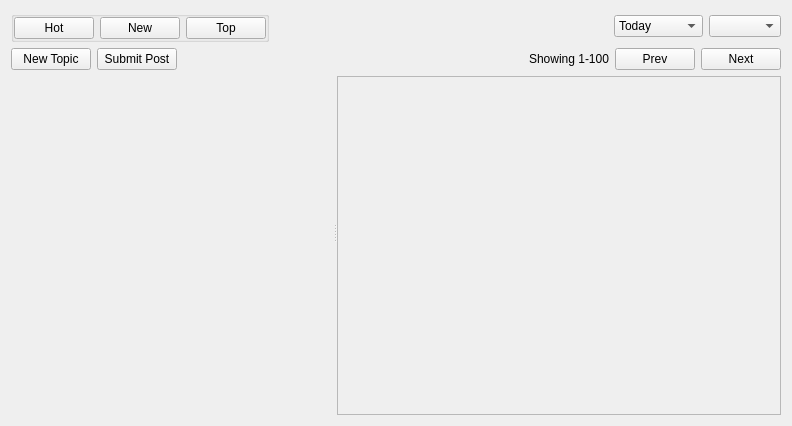
This is retroshare-gui/src/gui/Posted/PostedListDialog.ui in RetroShare/RetroShare as Qt 5 draws it before an edit. The edited form follows.
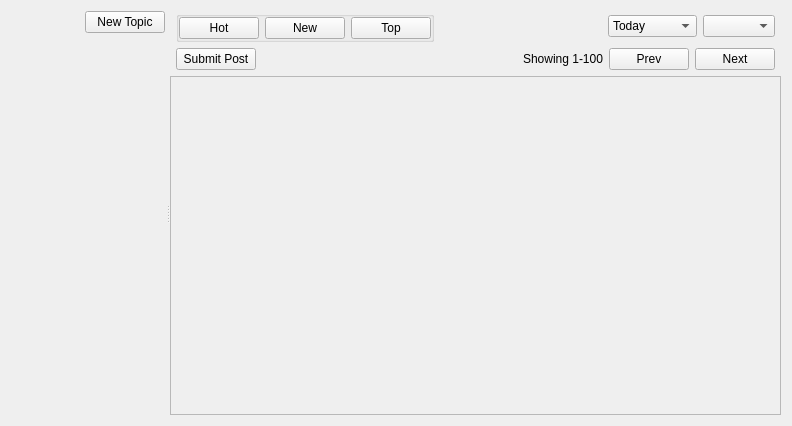
This is the edited form. Icons and pictures are not drawn. Custom widgets are drawn as their Qt base class.

Commit message: improving posted dialog design

```diff
--- a/retroshare-gui/src/gui/Posted/PostedListDialog.ui
+++ b/retroshare-gui/src/gui/Posted/PostedListDialog.ui
@@ -15,7 +15,151 @@
   </property>
   <layout class="QVBoxLayout" name="verticalLayout">
    <item>
+    <widget class="QSplitter" name="splitter">
+     <property name="orientation">
+      <enum>Qt::Horizontal</enum>
+     </property>
+     <property name="handleWidth">
+      <number>5</number>
+     </property>
+     <widget class="QWidget" name="layoutWidget">
+      <layout class="QGridLayout" name="gridLayout_2">
+       <item row="0" column="0">
+        <spacer name="horizontalSpacer_3">
+         <property name="orientation">
+          <enum>Qt::Horizontal</enum>
+         </property>
+         <property name="sizeHint" stdset="0">
+          <size>
+           <width>36</width>
+           <height>21</height>
+          </size>
+         </property>
+        </spacer>
+       </item>
+       <item row="0" column="1" colspan="2">
+        <widget class="QPushButton" name="newTopicButton">
+         <property name="text">
+          <string>New Topic</string>
+         </property>
+         <property name="icon">
+          <iconset resource="Posted_images.qrc">
+           <normaloff>:/images/posted_add_32.png</normaloff>:/images/posted_add_32.png</iconset>
+         </property>
+        </widget>
+       </item>
+       <item row="1" column="0" colspan="3">
+        <widget class="GroupTreeWidget" name="groupTreeWidget" native="true">
+         <property name="sizePolicy">
+          <sizepolicy hsizetype="Expanding" vsizetype="Expanding">
+           <horstretch>0</horstretch>
+           <verstretch>0</verstretch>
+          </sizepolicy>
+         </property>
+        </widget>
+       </item>
+      </layout>
+     </widget>
+     <widget class="QWidget" name="layoutWidget">
+      <layout class="QGridLayout" name="gridLayout">
+       <item row="2" column="0">
+        <widget class="QScrollArea" name="scrollArea">
+         <property name="widgetResizable">
+          <bool>true</bool>
+         </property>
+         <widget class="QWidget" name="scrollAreaWidgetContents">
+          <property name="geometry">
+           <rect>
+            <x>0</x>
+            <y>0</y>
+            <width>605</width>
+            <height>340</height>
+           </rect>
+          </property>
+          <property name="sizePolicy">
+           <sizepolicy hsizetype="Preferred" vsizetype="Minimum">
+            <horstretch>0</horstretch>
+            <verstretch>0</verstretch>
+           </sizepolicy>
+          </property>
+          <layout class="QVBoxLayout" name="verticalLayout_2"/>
+         </widget>
+        </widget>
+       </item>
+       <item row="1" column="0">
+        <widget class="QFrame" name="frame">
+         <layout class="QHBoxLayout" name="horizontalLayout_2">
+          <property name="spacing">
+           <number>6</number>
+          </property>
+          <property name="leftMargin">
+           <number>6</number>
+          </property>
+          <property name="topMargin">
+           <number>0</number>
+          </property>
+          <property name="rightMargin">
+           <number>6</number>
+          </property>
+          <property name="bottomMargin">
+           <number>0</number>
+          </property>
+          <item>
+           <widget class="QPushButton" name="submitPostButton">
+            <property name="text">
+             <string>Submit Post</string>
+            </property>
+            <property name="icon">
+             <iconset resource="Posted_images.qrc">
+              <normaloff>:/images/posted_24.png</normaloff>:/images/posted_24.png</iconset>
+            </property>
+           </widget>
+          </item>
+          <item>
+           <spacer name="horizontalSpacer_2">
+            <property name="orientation">
+             <enum>Qt::Horizontal</enum>
+            </property>
+            <property name="sizeHint" stdset="0">
+             <size>
+              <width>40</width>
+              <height>20</height>
+             </size>
+            </property>
+           </spacer>
+          </item>
+          <item>
+           <widget class="QLabel" name="showLabel">
+            <property name="text">
+             <string>Showing 1-100</string>
+            </property>
+           </widget>
+          </item>
+          <item>
+           <widget class="QPushButton" name="prevButton">
+            <property name="text">
+             <string>Prev</string>
+            </property>
+           </widget>
+          </item>
+          <item>
+           <widget class="QPushButton" name="nextButton">
+            <property name="text">
+             <string>Next</string>
+            </property>
+           </widget>
+          </item>
+         </layout>
+        </widget>
+       </item>
+       <item row="0" column="0">
     <layout class="QHBoxLayout" name="horizontalLayout_3">
+         <property name="leftMargin">
+          <number>6</number>
+         </property>
+         <property name="rightMargin">
+          <number>6</number>
+         </property>
      <item>
       <widget class="QGroupBox" name="sortGroup">
        <property name="checkable">
@@ -33,6 +177,16 @@
           <property name="text">
            <string>Hot</string>
           </property>
+              <property name="icon">
+               <iconset resource="Posted_images.qrc">
+                <normaloff>:/images/hot_24.png</normaloff>:/images/hot_24.png</iconset>
+              </property>
+              <property name="iconSize">
+               <size>
+                <width>16</width>
+                <height>16</height>
+               </size>
+              </property>
           <property name="checkable">
            <bool>true</bool>
           </property>
@@ -120,116 +274,6 @@
      </item>
     </layout>
    </item>
-   <item>
-    <widget class="QSplitter" name="splitter">
-     <property name="orientation">
-      <enum>Qt::Horizontal</enum>
-     </property>
-     <widget class="QWidget" name="layoutWidget">
-      <layout class="QGridLayout" name="gridLayout_2">
-       <item row="0" column="0">
-        <widget class="QPushButton" name="newTopicButton">
-         <property name="text">
-          <string>New Topic</string>
-         </property>
-        </widget>
-       </item>
-       <item row="0" column="1">
-        <widget class="QPushButton" name="submitPostButton">
-         <property name="text">
-          <string>Submit Post</string>
-         </property>
-        </widget>
-       </item>
-       <item row="0" column="2">
-        <spacer name="horizontalSpacer_3">
-         <property name="orientation">
-          <enum>Qt::Horizontal</enum>
-         </property>
-         <property name="sizeHint" stdset="0">
-          <size>
-           <width>40</width>
-           <height>20</height>
-          </size>
-         </property>
-        </spacer>
-       </item>
-       <item row="1" column="0" colspan="3">
-        <widget class="GroupTreeWidget" name="groupTreeWidget" native="true">
-         <property name="sizePolicy">
-          <sizepolicy hsizetype="Expanding" vsizetype="Expanding">
-           <horstretch>0</horstretch>
-           <verstretch>0</verstretch>
-          </sizepolicy>
-         </property>
-        </widget>
-       </item>
-      </layout>
-     </widget>
-     <widget class="QWidget" name="layoutWidget">
-      <layout class="QGridLayout" name="gridLayout">
-       <item row="0" column="0">
-        <layout class="QHBoxLayout" name="horizontalLayout_2">
-         <item>
-          <spacer name="horizontalSpacer_2">
-           <property name="orientation">
-            <enum>Qt::Horizontal</enum>
-           </property>
-           <property name="sizeHint" stdset="0">
-            <size>
-             <width>40</width>
-             <height>20</height>
-            </size>
-           </property>
-          </spacer>
-         </item>
-         <item>
-          <widget class="QLabel" name="showLabel">
-           <property name="text">
-            <string>Showing 1-100</string>
-           </property>
-          </widget>
-         </item>
-         <item>
-          <widget class="QPushButton" name="prevButton">
-           <property name="text">
-            <string>Prev</string>
-           </property>
-          </widget>
-         </item>
-         <item>
-          <widget class="QPushButton" name="nextButton">
-           <property name="text">
-            <string>Next</string>
-           </property>
-          </widget>
-         </item>
-        </layout>
-       </item>
-       <item row="1" column="0">
-        <widget class="QScrollArea" name="scrollArea">
-         <property name="widgetResizable">
-          <bool>true</bool>
-         </property>
-         <widget class="QWidget" name="scrollAreaWidgetContents">
-          <property name="geometry">
-           <rect>
-            <x>0</x>
-            <y>0</y>
-            <width>443</width>
-            <height>166</height>
-           </rect>
-          </property>
-          <property name="sizePolicy">
-           <sizepolicy hsizetype="Preferred" vsizetype="Minimum">
-            <horstretch>0</horstretch>
-            <verstretch>0</verstretch>
-           </sizepolicy>
-          </property>
-          <layout class="QVBoxLayout" name="verticalLayout_2"/>
-         </widget>
-        </widget>
-       </item>
       </layout>
      </widget>
     </widget>
```
Left out of the diff: 4 changed lines with no effect on the pictures. Lines whose indentation alone changed are shown as unchanged. The commit also changes 7 other files.
